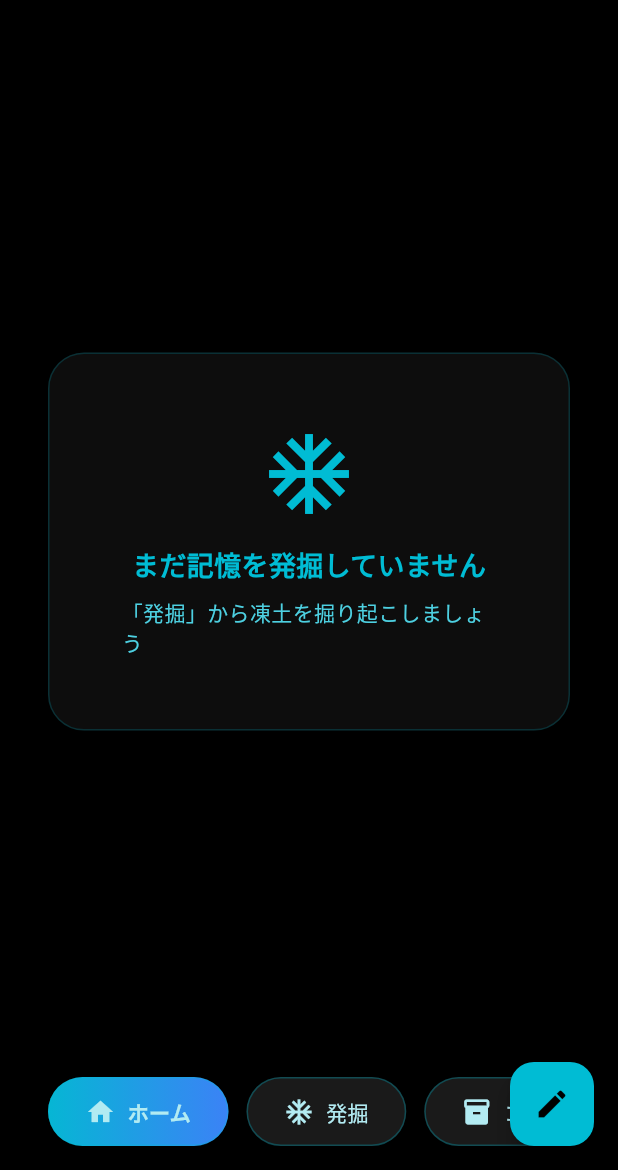
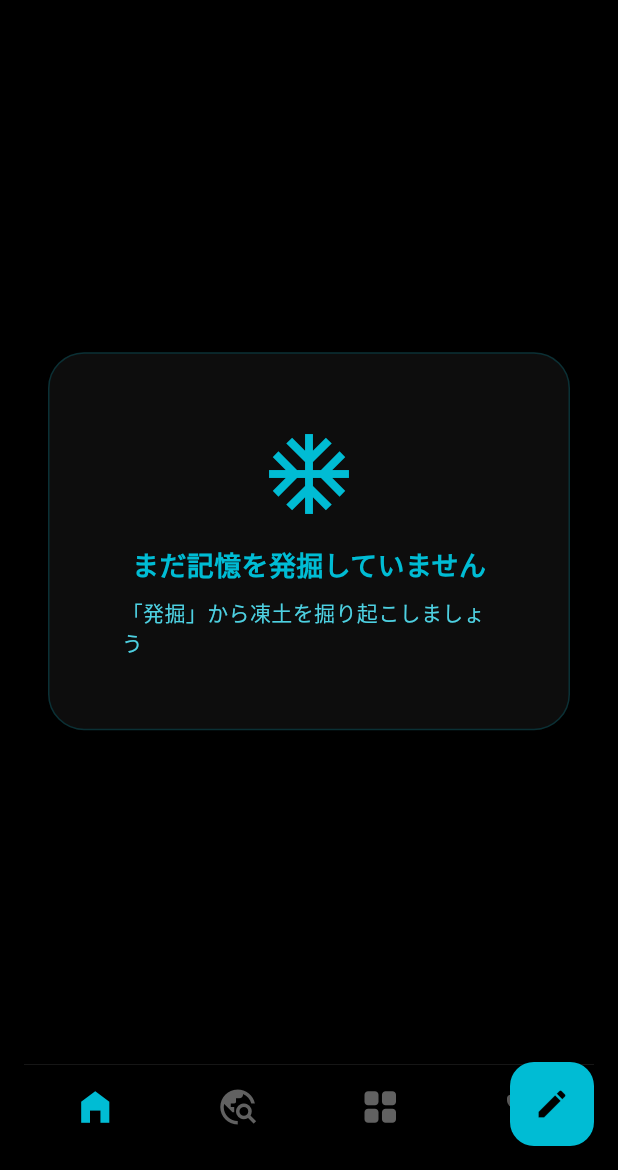
Before and after one commit to p2hacks2025/pre-23, a Flutter app: the screen it shows after launch, on a phone screen of 412 x 824 dp, the part 66-1236 px from its top. Run offline on Flutter 3.47's test engine with Material 3 defaults, Android fonts, the phone set to English and light mode, and no system bars; our stand-ins replace cloud_firestore, firebase_auth, firebase_core, firebase_storage, image_picker, shared_preferences; accounts and stored records are empty.

Commit message:
アイコンに文字入れてるの気持ち悪いので文字無でスクロールせず固定にしました

```diff
--- a/lib/widgets/navigation_bar.dart
+++ b/lib/widgets/navigation_bar.dart
@@ -1,101 +1,106 @@
-// lib/widgets/navigation_bar.dart
-
 import 'package:flutter/material.dart';
+// CurrentViewの定義場所に合わせてimportしてください
+// もし home_screen.dart にある場合は循環参照になるため、
+// lib/models/enums.dart など別ファイルに Enum を移動することをお勧めします。
 import '../screens/home_screen.dart';
 
 class AppNavigationBar extends StatelessWidget {
   final CurrentView currentView;
-  final Function(CurrentView) onViewChanged;
-  // final bool hideCreateButton; // ←削除しました
+  final ValueChanged<CurrentView> onViewChanged;
 
   const AppNavigationBar({
     super.key,
     required this.currentView,
     required this.onViewChanged,
-    // this.hideCreateButton = false, // ←削除しました
   });
 
   @override
   Widget build(BuildContext context) {
+    // 現在のViewからインデックスを逆算
+    // (Create画面はバーに含まないので、Home扱いまたは選択なしにする)
+    int currentIndex = 0;
+    switch (currentView) {
+      case CurrentView.home:
+      case CurrentView.create: // 投稿画面の時もホームのアイコンを光らせておくか、0にする
+        currentIndex = 0;
+        break;
+      case CurrentView.dig:
+        currentIndex = 1;
+        break;
+      case CurrentView.collection:
+        currentIndex = 2;
+        break;
+      case CurrentView.achievements:
+        currentIndex = 3;
+        break;
+    }
+
     return Container(
-      padding: const EdgeInsets.symmetric(horizontal: 16, vertical: 8),
-      child: SingleChildScrollView(
-        scrollDirection: Axis.horizontal,
-        child: ConstrainedBox(
-          constraints: BoxConstraints(minWidth: MediaQuery.of(context).size.width),
-          child: Row(
-            mainAxisAlignment: MainAxisAlignment.center,
-            children: <Widget>[
-              _buildNavButton(
-                icon: Icons.home,
-                label: 'ホーム',
-                view: CurrentView.home,
-              ),
-              // ▼▼▼ 「封印」ボタンを削除しました ▼▼▼
-              const SizedBox(width: 12),
-              _buildNavButton(
-                icon: Icons.ac_unit,
-                label: '発掘',
-                view: CurrentView.dig,
-              ),
-              const SizedBox(width: 12),
-              _buildNavButton(
-                icon: Icons.inventory_2,
-                label: 'コレクション',
-                view: CurrentView.collection,
-              ),
-              const SizedBox(width: 12),
-              _buildNavButton(
-                icon: Icons.emoji_events,
-                label: '実績',
-                view: CurrentView.achievements,
-              ),
-            ],
-          ),
+      // 上に境界線を入れる（任意）
+      decoration: const BoxDecoration(
+        border: Border(
+          top: BorderSide(color: Colors.white12, width: 0.5),
         ),
       ),
-    );
-  }
+      child: BottomNavigationBar(
+        // ★重要: これでアイコンが等間隔に固定されます（スクロールしなくなる）
+        type: BottomNavigationBarType.fixed,
 
-  Widget _buildNavButton({
-    required IconData icon,
-    required String label,
-    required CurrentView view,
-  }) {
-    // hideCreateButtonの判定ロジックも削除しました
+        // ★重要: これで文字ラベルを非表示にします
+        showSelectedLabels: false,
+        showUnselectedLabels: false,
 
-    final isSelected = currentView == view;
-    return GestureDetector(
-      onTap: () => onViewChanged(view),
-      child: Container(
-        padding: const EdgeInsets.symmetric(horizontal: 24, vertical: 12),
-        decoration: BoxDecoration(
-          gradient: isSelected
-              ? const LinearGradient(
-                  colors: [Color(0xFF06B6D4), Color(0xFF3B82F6)],
-                )
-              : null,
-          color: isSelected ? null : Colors.white.withAlpha((0.1 * 255).round()),
-          borderRadius: BorderRadius.circular(24),
-          border: Border.all(
-            color: Colors.cyan.withAlpha((0.3 * 255).round()),
-            width: 1,
+        // 色設定（世界観に合わせて黒背景・シアン選択色）
+        backgroundColor: Colors.black,
+        selectedItemColor: Colors.cyan,
+        unselectedItemColor: Colors.grey.shade700,
+
+        // アイコンサイズ調整（少し大きめの方が見やすい）
+        iconSize: 28,
+
+        currentIndex: currentIndex,
+        onTap: (index) {
+          // インデックスからViewへの変換
+          switch (index) {
+            case 0:
+              onViewChanged(CurrentView.home);
+              break;
+            case 1:
+              onViewChanged(CurrentView.dig);
+              break;
+            case 2:
+              onViewChanged(CurrentView.collection);
+              break;
+            case 3:
+              onViewChanged(CurrentView.achievements);
+              break;
+          }
+        },
+        items: const [
+          // 1. ホーム
+          BottomNavigationBarItem(
+            icon: Icon(Icons.home_filled), // Instagramっぽい中塗りのホーム
+            label: 'Home', // showLabels: false なので表示されませんが、識別用に記述
           ),
-        ),
-        child: Row(
-          mainAxisSize: MainAxisSize.min,
-          children: [
-            Icon(icon, size: 20, color: Colors.cyan[100]),
-            const SizedBox(width: 8),
-            Text(
-              label,
-              style: TextStyle(
-                color: Colors.cyan[100],
-                fontWeight: isSelected ? FontWeight.bold : FontWeight.normal,
-              ),
-            ),
-          ],
-        ),
+
+          // 2. 発掘 (ツルハシや冒険っぽいアイコン)
+          BottomNavigationBarItem(
+            icon: Icon(Icons.travel_explore),
+            label: 'Dig',
+          ),
+
+          // 3. コレクション (グリッド表示)
+          BottomNavigationBarItem(
+            icon: Icon(Icons.grid_view_rounded),
+            label: 'Collection',
+          ),
+
+          // 4. 実績 (トロフィー)
+          BottomNavigationBarItem(
+            icon: Icon(Icons.emoji_events),
+            label: 'Trophies',
+          ),
+        ],
       ),
     );
   }
```
